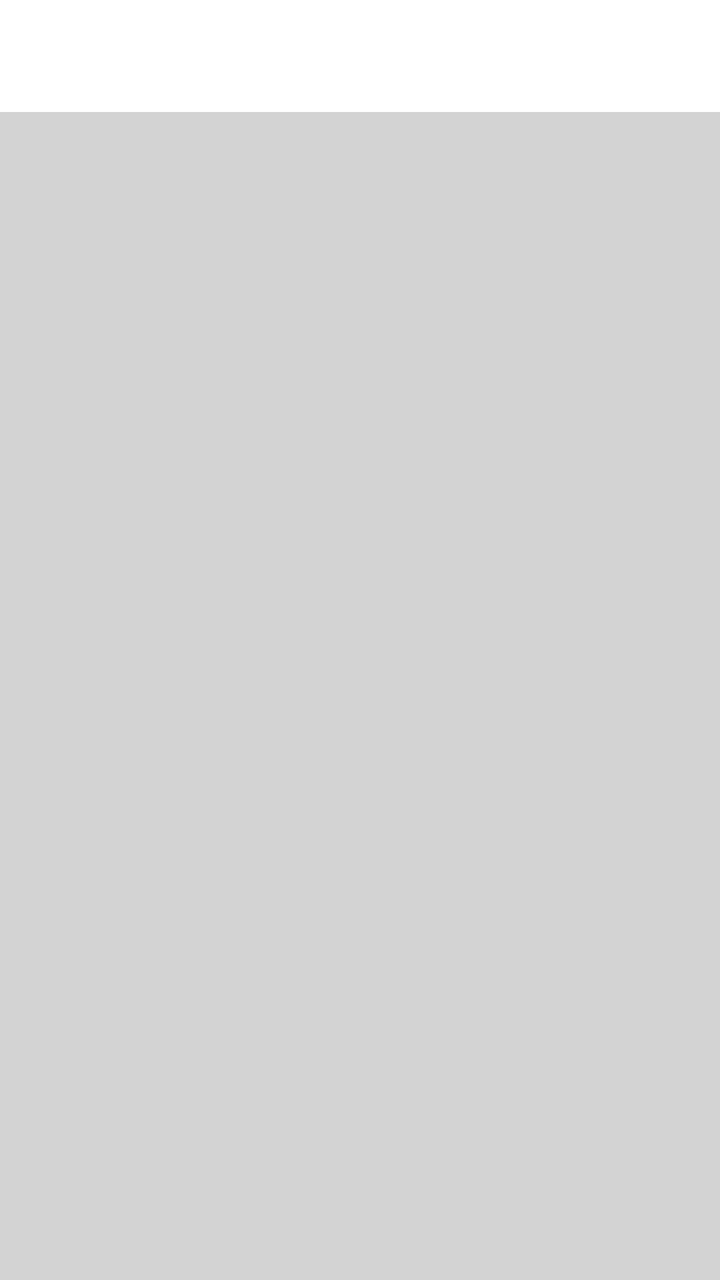
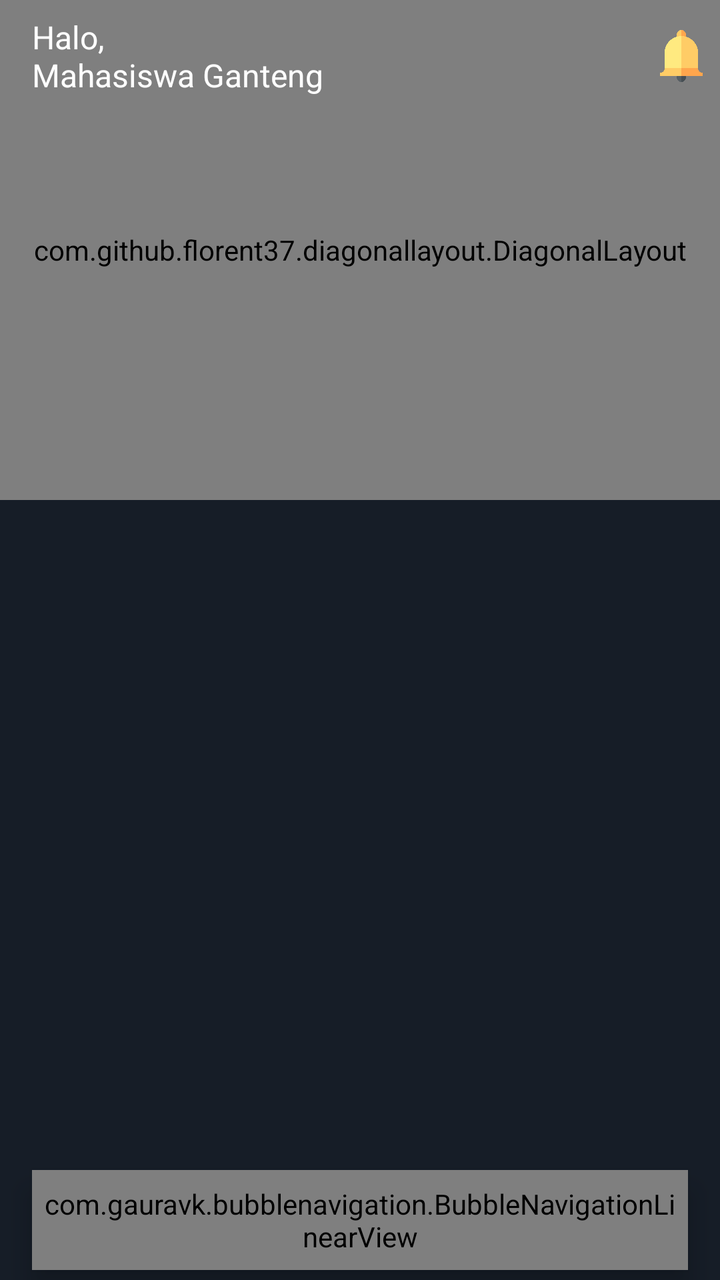

Compare the two renders of this Android layout. The source of the first and the diff that turns it into the second are given below.
<!-- AndroidManifest.xml: application theme Theme.Eiga_frontend -->
<!-- res/layout/activity_main.xml -->
<?xml version="1.0" encoding="utf-8"?>
<androidx.drawerlayout.widget.DrawerLayout xmlns:android="http://schemas.android.com/apk/res/android"
    android:id="@+id/drawerLayout"
    xmlns:app="http://schemas.android.com/apk/res-auto"
    xmlns:tools="http://schemas.android.com/tools"
    android:layout_width="match_parent"
    android:layout_height="match_parent"
    tools:context=".MainActivity"
    android:fitsSystemWindows="true"
    tools:openDrawer="start">

    <com.google.android.material.navigation.NavigationView
        android:id="@+id/navigationView"
        android:layout_width="wrap_content"
        android:layout_height="match_parent"
        android:layout_gravity="start"
        app:headerLayout="@layout/header"
        app:menu="@menu/sidemenu"/>

    <com.google.android.material.appbar.AppBarLayout
        android:layout_width="match_parent"
        android:layout_height="wrap_content"
        android:background="@color/LightGrey">

        <androidx.appcompat.widget.Toolbar
            android:id="@+id/toolbar"
            android:layout_width="match_parent"
            android:layout_height="wrap_content"
            android:background="@color/white"
            android:minHeight="?attr/actionBarSize"
            android:theme="?attr/actionBarTheme">

        </androidx.appcompat.widget.Toolbar>

    </com.google.android.material.appbar.AppBarLayout>

</androidx.drawerlayout.widget.DrawerLayout>
<!-- res/layout/header.xml (included above) -->
<?xml version="1.0" encoding="utf-8"?>
<LinearLayout
    xmlns:android="http://schemas.android.com/apk/res/android"
    android:layout_width="match_parent"
    android:layout_height="200dp"
    android:background="#101010"
    android:orientation="vertical"
    android:gravity="bottom|center">

    <ImageView
        android:layout_width="120dp"
        android:layout_height="120dp"
        android:src="@drawable/background"/>

    <TextView
        android:layout_width="match_parent"
        android:layout_height="wrap_content"
        android:text="EIGA"
        android:fontFamily="@font/roboto_black"
        android:textColor="#DDDDDD"
        android:textSize="30sp"
        android:textStyle="bold"
        android:textAlignment="center"/>

    <TextView
        android:layout_width="match_parent"
        android:layout_height="wrap_content"
        android:text="find your favorite movies"
        android:fontFamily="@font/roboto_black"
        android:layout_marginTop="-5dp"
        android:paddingBottom="10dp"
        android:textColor="#CCCCCC"
        android:textSize="20sp"
        android:textAlignment="center"/>



</LinearLayout>
<!-- resources referenced by this layout -->
<resources>
  <color name="LightGrey">#D3D3D3</color>
  <!-- drawable background: png bitmap (drawable-xhdpi, 85067 bytes) -->
  <!-- unchanged entries left out for length: 6 -->
</resources>

<!-- the commit's change to res/layout/activity_main.xml (unified diff, before → after) -->
@@ -1,76 +1,127 @@
 <?xml version="1.0" encoding="utf-8"?>
-<androidx.drawerlayout.widget.DrawerLayout xmlns:android="http://schemas.android.com/apk/res/android"
-    android:id="@+id/drawerLayout"
+<RelativeLayout xmlns:android="http://schemas.android.com/apk/res/android"
     xmlns:app="http://schemas.android.com/apk/res-auto"
-    xmlns:tools="http://schemas.android.com/tools"
     android:layout_width="match_parent"
     android:layout_height="match_parent"
-    tools:context=".MainActivity"
-    android:fitsSystemWindows="true"
-    tools:openDrawer="start">
+    android:background="@color/colorPrimaryDark"
+    android:fitsSystemWindows="true">
 
-    <com.google.android.material.navigation.NavigationView
-        android:id="@+id/navigationView"
-        android:layout_width="wrap_content"
+    <com.github.florent37.diagonallayout.DiagonalLayout
+        android:id="@+id/diagonalLayout"
+        android:layout_width="match_parent"
+        android:layout_height="250dp"
+        app:diagonal_angle="10"
+        app:diagonal_direction="left"
+        app:diagonal_position="bottom">
+
+        <LinearLayout
+            android:layout_width="match_parent"
+            android:layout_height="match_parent"
+            android:background="@drawable/design_header"
+            android:orientation="vertical"
+            android:scaleType="fitXY" />
+
+    </com.github.florent37.diagonallayout.DiagonalLayout>
+
+    <include layout="@layout/toolbar_main" />
+
+    <androidx.coordinatorlayout.widget.CoordinatorLayout
+        android:layout_width="match_parent"
         android:layout_height="match_parent"
-        android:layout_gravity="start"
-        app:headerLayout="@layout/header"
-        app:menu="@menu/sidemenu"/>
+        android:layout_below="@+id/toolbar">
 
-    <com.google.android.material.appbar.AppBarLayout
+        <FrameLayout
+            android:id="@+id/frameLayout"
+            android:layout_width="match_parent"
+            android:layout_height="match_parent" />
+
+        <com.gauravk.bubblenavigation.BubbleNavigationLinearView
+            android:id="@+id/navigationBar"
+            android:layout_width="match_parent"
+            android:layout_height="50dp"
+            android:layout_gravity="bottom"
+            android:layout_marginStart="16dp"
+            android:layout_marginEnd="16dp"
+            android:layout_marginBottom="5dp"
+            android:background="@drawable/bg_rounded"
+            android:elevation="8dp"
+            android:padding="5dp">
+
+            <com.gauravk.bubblenavigation.BubbleToggleView
+                android:id="@+id/tabFilm"
+                android:layout_width="match_parent"
+                android:layout_height="wrap_content"
+                android:layout_weight="1"
+                app:bt_colorActive="#81c784"
+                app:bt_colorInactive="#78909c"
+                app:bt_icon="@drawable/ic_movie"
+                app:bt_shape="@drawable/tab_movie_color"
+                app:bt_title="Movie"
+                app:bt_titlePadding="5dp"
+                app:bt_titleSize="10sp" />
+
+            <com.gauravk.bubblenavigation.BubbleToggleView
+                android:id="@+id/tabTV"
+                android:layout_width="match_parent"
+                android:layout_height="wrap_content"
+                android:layout_weight="1"
+                app:bt_colorActive="#aa86f7"
+                app:bt_colorInactive="#78909c"
+                app:bt_icon="@drawable/ic_live_tv"
+                app:bt_shape="@drawable/tab_tv_color"
+                app:bt_title="Tv Show"
+                app:bt_titlePadding="5dp"
+                app:bt_titleSize="10sp" />
+
+            <com.gauravk.bubblenavigation.BubbleToggleView
+                android:id="@+id/tabFav"
+                android:layout_width="match_parent"
+                android:layout_height="wrap_content"
+                android:layout_weight="1"
+                app:bt_colorActive="#f06292"
+                app:bt_colorInactive="#78909c"
+                app:bt_icon="@drawable/ic_favorite"
+                app:bt_shape="@drawable/tab_fav_color"
+                app:bt_title="Favorite"
+                app:bt_titlePadding="5dp"
+                app:bt_titleSize="10sp" />
+
+        </com.gauravk.bubblenavigation.BubbleNavigationLinearView>
+
+    </androidx.coordinatorlayout.widget.CoordinatorLayout>
+
+</RelativeLayout>
+<!-- res/layout/toolbar_main.xml (included above) -->
+<?xml version="1.0" encoding="utf-8"?>
+<androidx.appcompat.widget.Toolbar xmlns:android="http://schemas.android.com/apk/res/android"
+    xmlns:app="http://schemas.android.com/apk/res-auto"
+    android:id="@+id/toolbar"
+    android:layout_width="match_parent"
+    android:layout_height="?actionBarSize">
+
+    <RelativeLayout
         android:layout_width="match_parent"
         android:layout_height="wrap_content"
-        android:background="@color/LightGrey">
+        android:orientation="horizontal">
 
-        <androidx.appcompat.widget.Toolbar
-            android:id="@+id/toolbar"
-            android:layout_width="match_parent"
+        <TextView
+            android:layout_width="wrap_content"
             android:layout_height="wrap_content"
-            android:background="@color/white"
-            android:minHeight="?attr/actionBarSize"
-            android:theme="?attr/actionBarTheme">
+            android:layout_centerVertical="true"
+            android:text="Halo,\nMahasiswa Ganteng"
+            android:textColor="@android:color/white"
+            android:textSize="16sp" />
 
-        </androidx.appcompat.widget.Toolbar>
+        <ImageView
+            android:id="@+id/imgNotification"
+            android:layout_width="wrap_content"
+            android:layout_height="wrap_content"
+            android:layout_alignParentEnd="true"
+            android:layout_centerVertical="true"
+            android:layout_marginEnd="-60dp"
+            android:padding="15dp"
+            android:src="@drawable/ic_notification" />
 
-    </com.google.android.material.appbar.AppBarLayout>
+    </RelativeLayout>
 
-</androidx.drawerlayout.widget.DrawerLayout>
-<!-- res/layout/header.xml (included above) -->
-<?xml version="1.0" encoding="utf-8"?>
-<LinearLayout
-    xmlns:android="http://schemas.android.com/apk/res/android"
-    android:layout_width="match_parent"
-    android:layout_height="200dp"
-    android:background="#101010"
-    android:orientation="vertical"
-    android:gravity="bottom|center">
-
-    <ImageView
-        android:layout_width="120dp"
-        android:layout_height="120dp"
-        android:src="@drawable/background"/>
-
-    <TextView
-        android:layout_width="match_parent"
-        android:layout_height="wrap_content"
-        android:text="EIGA"
-        android:fontFamily="@font/roboto_black"
-        android:textColor="#DDDDDD"
-        android:textSize="30sp"
-        android:textStyle="bold"
-        android:textAlignment="center"/>
-
-    <TextView
-        android:layout_width="match_parent"
-        android:layout_height="wrap_content"
-        android:text="find your favorite movies"
-        android:fontFamily="@font/roboto_black"
-        android:layout_marginTop="-5dp"
-        android:paddingBottom="10dp"
-        android:textColor="#CCCCCC"
-        android:textSize="20sp"
-        android:textAlignment="center"/>
-
-
-
-</LinearLayout>
+</androidx.appcompat.widget.Toolbar>
<!-- resource entries referenced after the edit -->
@@ -1,7 +1,84 @@
 <!-- resources referenced by this layout -->
 <resources>
-  <color name="LightGrey">#D3D3D3</color>
-  <!-- drawable background: png bitmap (drawable-xhdpi, 85067 bytes) -->
+  <color name="colorPrimaryDark">#161d27</color>
+  <!-- drawable bg_rounded (drawable) -->
+  <?xml version="1.0" encoding="utf-8"?>
+  <shape xmlns:android="http://schemas.android.com/apk/res/android"
+      android:shape="rectangle">
+      <solid android:color="@color/colorPrimary" />
+      <corners android:radius="15dp" />
+  </shape>
+  <!-- drawable design_header (drawable) -->
+  <?xml version="1.0" encoding="utf-8"?>
+  <vector android:height="84.0dip" android:width="360.0dip" android:viewportWidth="360.0" android:viewportHeight="84.0"
+      xmlns:android="http://schemas.android.com/apk/res/android" xmlns:aapt="http://schemas.android.com/aapt">
+      <path android:fillColor="#212d3b" android:pathData="M-120,-20a300,160 0,1 0,600 0a300,160 0,1 0,-600 0z" android:strokeColor="#00000000" android:strokeWidth="1.0" android:fillType="evenOdd" />
+      <path android:fillColor="#ffffffff" android:pathData="M360,19C352.582,41.202 331.338,50.823 296.266,47.862C243.659,43.422 200.15,29.245 146.721,63.404C111.102,86.176 62.195,72.3 -0,21.775L-0,108C54.667,129.333 114.667,140 180,140C245.333,140 305.333,129.333 360,108L360,19Z" android:strokeColor="#00000000" android:strokeWidth="1.0" android:fillAlpha="0.06" android:fillType="evenOdd" />
+      <path android:fillColor="#ffece1ff" android:pathData="M360,1.097C336.2,-3.603 310.871,6.803 284.011,32.315C243.722,70.584 228.244,69.217 193.816,55.478C159.389,41.739 55.35,33.012 -0,64C-36.9,84.659 -36.9,99.325 -0,108C53.333,129.333 113.333,140 180,140C246.667,140 306.667,129.333 360,108L360,1.097Z" android:strokeColor="#00000000" android:strokeWidth="1.0" android:fillAlpha="0.05" android:fillType="evenOdd" />
+  </vector>
+  <!-- drawable ic_favorite (drawable) -->
+  <vector xmlns:android="http://schemas.android.com/apk/res/android"
+          android:width="24dp"
+          android:height="24dp"
+          android:viewportWidth="24.0"
+          android:viewportHeight="24.0">
+      <path
+          android:fillColor="#ff0000"
+          android:pathData="M12,21.35l-1.45,-1.32C5.4,15.36 2,12.28 2,8.5 2,5.42 4.42,3 7.5,3c1.74,0 3.41,0.81 4.5,2.09C13.09,3.81 14.76,3 16.5,3 19.58,3 22,5.42 22,8.5c0,3.78 -3.4,6.86 -8.55,11.54L12,21.35z"/>
+  </vector>
+  <!-- drawable ic_live_tv (drawable) -->
+  <vector xmlns:android="http://schemas.android.com/apk/res/android"
+          android:width="24dp"
+          android:height="24dp"
+          android:viewportWidth="24.0"
+          android:viewportHeight="24.0">
+      <path
+          android:fillColor="@color/colorAccent"
+          android:pathData="M21,6h-7.59l3.29,-3.29L16,2l-4,4 -4,-4 -0.71,0.71L10.59,6L3,6c-1.1,0 -2,0.89 -2,2v12c0,1.1 0.9,2 2,2h18c1.1,0 2,-0.9 2,-2L23,8c0,-1.11 -0.9,-2 -2,-2zM21,20L3,20L3,8h18v12zM9,10v8l7,-4z"/>
+  </vector>
+  <!-- drawable ic_movie (drawable) -->
+  <vector xmlns:android="http://schemas.android.com/apk/res/android"
+          android:width="24dp"
+          android:height="24dp"
+          android:viewportWidth="24.0"
+          android:viewportHeight="24.0">
+      <path
+          android:fillColor="@color/colorPrimary"
+          android:pathData="M18,4l2,4h-3l-2,-4h-2l2,4h-3l-2,-4H8l2,4H7L5,4H4c-1.1,0 -1.99,0.9 -1.99,2L2,18c0,1.1 0.9,2 2,2h16c1.1,0 2,-0.9 2,-2V4h-4z"/>
+  </vector>
+  <!-- drawable ic_notification: png bitmap (drawable-xxxhdpi, 9707 bytes) -->
+  <!-- drawable tab_fav_color (drawable) -->
+  <?xml version="1.0" encoding="utf-8"?>
+  <shape xmlns:android="http://schemas.android.com/apk/res/android"
+      android:shape="rectangle">
+      <stroke
+          android:width="2dp"
+          android:color="#f06292" />
+      <solid android:color="@android:color/transparent"/>
+      <corners android:radius="10dp" />
+  </shape>
+  <!-- drawable tab_movie_color (drawable) -->
+  <?xml version="1.0" encoding="utf-8"?>
+  <shape xmlns:android="http://schemas.android.com/apk/res/android"
+      android:shape="rectangle">
+      <stroke
+          android:width="2dp"
+          android:color="#81c784" />
+      <solid android:color="@android:color/transparent"/>
+      <corners android:radius="10dp" />
+  </shape>
+  <!-- drawable tab_tv_color (drawable) -->
+  <?xml version="1.0" encoding="utf-8"?>
+  <shape xmlns:android="http://schemas.android.com/apk/res/android"
+      android:shape="rectangle">
+      <stroke
+          android:width="2dp"
+          android:color="#aa86f7" />
+      <solid android:color="@android:color/transparent"/>
+      <corners android:radius="10dp" />
+  </shape>
+  <color name="colorPrimary">#212d3b</color>
+  <color name="colorAccent">#52a2f7</color>
   <!-- unchanged entries left out for length: 6 -->
 </resources>
 
